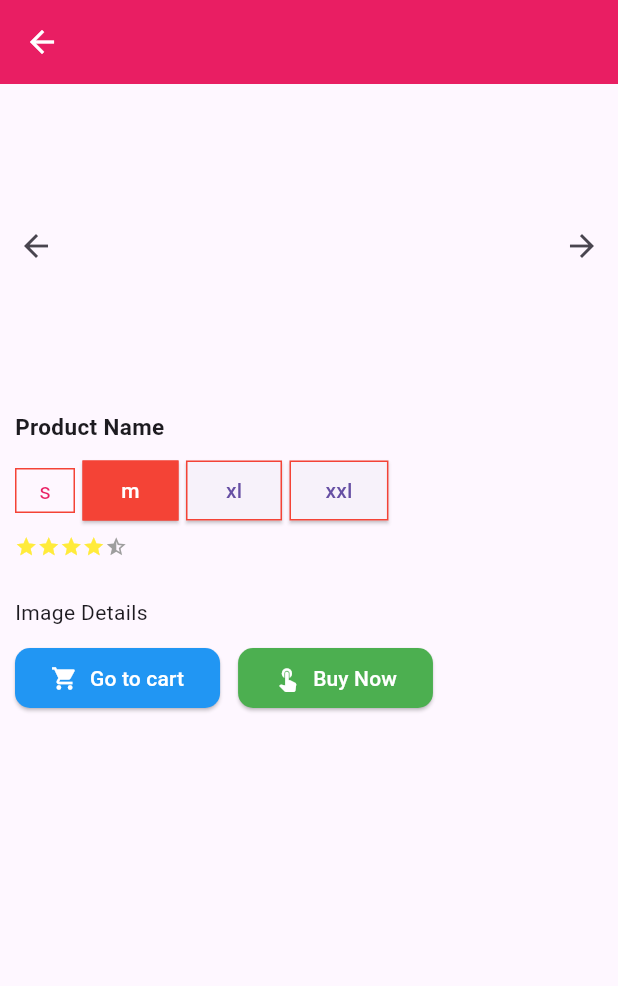
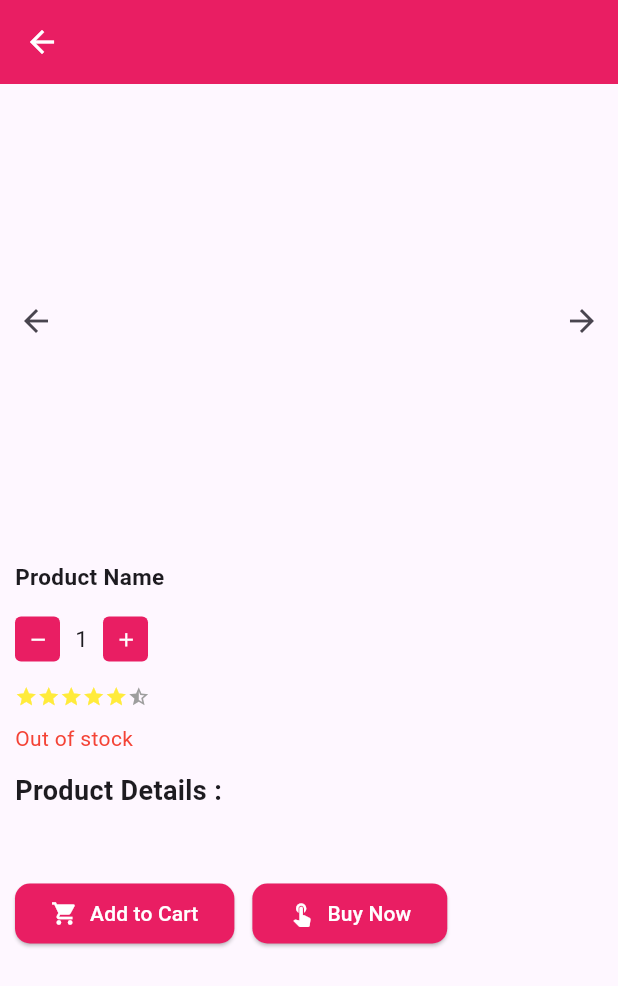
Before and after one commit to clacoitsolutions/clacostoreapp, a Flutter app: the ProductDetails screen opened directly, on a phone screen of 412 x 824 dp. Shown: the top 986 px of the screen. Run offline on Flutter 3.47's test engine with Material 3 defaults, Android fonts, the phone set to English and light mode, and no system bars; drawn by our look-alikes of carousel_slider; our stand-ins replace avatar_glow, cached_network_image, cloud_firestore, firebase_core, image_picker, location and 6 more; missing offline and left inert: dart:html, dart:js, qr_code_scanner; accounts and stored records are empty.

Commit message:
Integrate two api sliderImage and show ProductSize and modification Content

```diff
--- a/lib/Page/product_details.dart
+++ b/lib/Page/product_details.dart
@@ -4,8 +4,9 @@ import 'package:carousel_slider/carousel_slider.dart';
 import 'package:http/http.dart' as http;
 import 'dart:convert';
 
-import '../Api services/service_api.dart';
-import 'home/Chekout_page.dart';
+import '../Api services/service_api.dart'; // Adjust this import based on your project structure
+import '../models/Product_details_API.dart'; // Adjust this import based on your project structure
+import 'home/Chekout_page.dart'; // Adjust this import based on your project structure or provide the correct path
 
 class ProductDetails extends StatefulWidget {
   @override
@@ -19,14 +20,18 @@ class _ProductDetailsState extends State<ProductDetails> {
   int _currentIndex = 0;
   String? customerId;
   List<String> _images = [];
+  List<String> _sizes = [];
   GlobalKey<ScaffoldState> _scaffoldKey = GlobalKey<ScaffoldState>();
   CarouselController _carouselController = CarouselController();
 
   bool isLoading = true;
   Map<String, dynamic>? productDetails;
   bool showFullDescription = false;
+  bool showSizes = false; // Flag to control when to show sizes
+  int productCount = 1; // Initial product count
 
   final APIService _productService = APIService();
+  final APIServices _productServices = APIServices();
 
   @override
   void initState() {
@@ -40,11 +45,14 @@ class _ProductDetailsState extends State<ProductDetails> {
       srno = prefs.getString('SrNo');
       productId = prefs.getString('ProductCode');
       quantity = prefs.getString('quantity');
-
     });
 
     if (srno != null && productId != null) {
       await fetchProductDetails(srno!, productId!);
+      // Fetch sizes immediately after loading product details
+      fetchProductSizes(productId!);
+      // Fetch images from API based on productId
+      fetchProductImages(productId!);
     } else {
       setState(() {
         isLoading = false;
@@ -53,15 +61,58 @@ class _ProductDetailsState extends State<ProductDetails> {
   }
 
   Future<void> fetchProductDetails(String srno, String productId) async {
+    try {
       final data = await _productService.fetchProductDetails(srno, productId);
       setState(() {
         productDetails = data;
-      _images = [
-        productDetails!['ProductMainImageUrl'],
-        // Add other image URLs if available in productDetails
-      ];
         isLoading = false;
       });
+    } catch (e) {
+      print('Error fetching product details: $e');
+      setState(() {
+        isLoading = false;
+      });
+      // Handle error, show snackbar, etc.
+    }
+  }
+
+  Future<void> fetchProductSizes(String productId) async {
+    try {
+      final data = await _productServices.fetchProductSizes(productId);
+      setState(() {
+        _sizes = List<String>.from(data['data'].map((sizeData) => sizeData['Size_Value']));
+        showSizes = true; // Show sizes when successfully fetched
+      });
+    } catch (e) {
+      print('Error fetching product sizes: $e');
+      // Handle error, show snackbar, etc.
+    }
+  }
+
+  Future<void> fetchProductImages(String productId) async {
+    try {
+      final response = await http.post(
+        Uri.parse('https://clacostoreapi.onrender.com/getAllImageProductWise'),
+        body: jsonEncode({
+          'ProductId': productId,
+        }),
+        headers: {
+          'Content-Type': 'application/json',
+        },
+      );
+
+      if (response.statusCode == 200) {
+        final data = jsonDecode(response.body);
+        List<String> images = List<String>.from(data['data'].map((imageData) => imageData['ImageUrl']));
+        setState(() {
+          _images = images;
+        });
+      } else {
+        print('Failed to load images: ${response.statusCode}');
+      }
+    } catch (e) {
+      print('Error fetching images: $e');
+    }
   }
 
   double calculateDiscountPercentage(double regularPrice, double salePrice) {
@@ -80,7 +131,6 @@ class _ProductDetailsState extends State<ProductDetails> {
   }
 
   Future<void> addToCart() async {
-
     SharedPreferences prefs = await SharedPreferences.getInstance();
     customerId = prefs.getString('customerId');
     if (customerId == null || productId == null) {
@@ -93,43 +143,49 @@ class _ProductDetailsState extends State<ProductDetails> {
       return;
     }
 
-    final url = Uri.parse('https://clacostoreapi.onrender.com/addtocart3');
     try {
-      final response = await http.post(
-        url,
-        body: jsonEncode({
-          'customerid': customerId,
-          'productid': productId,
-          'quantity': quantity,
-        }),
-        headers: {'Content-Type': 'application/json'},
-      );
+      final response = await _productServices.addToCart(customerId!, productId!, quantity!);
 
-      if (response.statusCode == 200) {
-        var responseData = jsonDecode(response.body);
-        print('Item added to cart. Response: $responseData');
-
-        // Assuming the API returns a message in the response
-        var apiMessage = responseData['message'];
+      if (response.containsKey('message')) {
+        var apiMessage = response['message'];
         ScaffoldMessenger.of(context).showSnackBar(SnackBar(
           content: Text(apiMessage),
         ));
       } else {
-        print('Failed to add item to cart. Status code: ${response.statusCode}');
-        var errorMessage = 'Failed to add item to cart. Status code: ${response.statusCode}';
         ScaffoldMessenger.of(context).showSnackBar(SnackBar(
-          content: Text(errorMessage),
+          content: Text('Failed to add item to cart'),
           backgroundColor: Colors.red,
         ));
       }
     } catch (e) {
       print('Error occurred: $e');
-      var errorMessage = 'Error occurred while adding item to cart. Please check your internet connection.';
       ScaffoldMessenger.of(context).showSnackBar(SnackBar(
-        content: Text(errorMessage),
+        content: Text('Error occurred while adding item to cart. Please check your internet connection.'),
         backgroundColor: Colors.red,
       ));
     }
+  }
+
+  void _showImageDialog(String imageUrl) {
+    showDialog(
+      context: context,
+      builder: (BuildContext context) {
+        return Dialog(
+          backgroundColor: Colors.transparent,
+          insetPadding: EdgeInsets.all(10),
+          child: Container(
+            width: double.infinity,
+            height: double.infinity,
+            decoration: BoxDecoration(
+              image: DecorationImage(
+                image: NetworkImage(imageUrl),
+                fit: BoxFit.contain,
+              ),
+            ),
+          ),
+        );
+      },
+    );
   }
 
   @override
@@ -138,7 +194,7 @@ class _ProductDetailsState extends State<ProductDetails> {
     double? salePrice = parsePrice(productDetails?['SalePrice']);
     double? discountPercentage;
 
-    if (regularPrice != null && salePrice != null) {
+    if (regularPrice != null && salePrice != null && regularPrice > salePrice) {
       discountPercentage = calculateDiscountPercentage(regularPrice, salePrice);
     }
 
@@ -156,6 +212,7 @@ class _ProductDetailsState extends State<ProductDetails> {
     ? Center(child: CircularProgressIndicator())
         : SingleChildScrollView(
     child: Column(
+    crossAxisAlignment: CrossAxisAlignment.start,
     children: [
     SizedBox(height: 8),
     Stack(
@@ -163,7 +220,7 @@ class _ProductDetailsState extends State<ProductDetails> {
     CarouselSlider(
     carouselController: _carouselController,
     options: CarouselOptions(
-                    height: 200,
+    height: 300,
     viewportFraction: 1.0,
     onPageChanged: (index, _) {
     setState(() {
@@ -176,20 +233,21 @@ class _ProductDetailsState extends State<ProductDetails> {
     autoPlayCurve: Curves.fastOutSlowIn,
     ),
     items: _images.map((image) {
-                    return Builder(
-                      builder: (BuildContext context) {
-                        return Container(
+    return GestureDetector(
+    onTap: () {
+    _showImageDialog(image);
+    },
+    child: Container(
     width: MediaQuery.of(context).size.width,
     margin: EdgeInsets.symmetric(horizontal: 5.0),
     decoration: BoxDecoration(
-                            color: Colors.grey,
+    color: Colors.white,
     ),
     child: Image.network(
     image,
     fit: BoxFit.cover,
     ),
-                        );
-                      },
+    ),
     );
     }).toList(),
     ),
@@ -219,8 +277,9 @@ class _ProductDetailsState extends State<ProductDetails> {
     ),
     Row(
     mainAxisAlignment: MainAxisAlignment.center,
-              children: _images.map((url) {
-                int index = _images.indexOf(url);
+    children: _images.asMap().entries.map((entry) {
+    int index = entry.key;
+    String url = entry.value;
     return Container(
     width: 8.0,
     height: 8.0,
@@ -238,43 +297,49 @@ class _ProductDetailsState extends State<ProductDetails> {
     crossAxisAlignment: CrossAxisAlignment.start,
     children: [
       Text(
-                    "${productDetails?['ProductName'] != null ? (productDetails!['ProductName'].length > 200 ? productDetails!['ProductName'].substring(0, 200) + '...' : productDetails!['ProductName']) : 'Product Name'}",
-                    style: const TextStyle(
+        "${productDetails?['ProductName'] ?? 'Product Name'}",
+        style: TextStyle(
           fontSize: 15,
           fontWeight: FontWeight.w700,
         ),
+        maxLines: 2, // Adjust to 2.5 lines
         overflow: TextOverflow.ellipsis,
       ),
-                  SizedBox(height: 4),
-                  if (regularPrice != null && salePrice != null && regularPrice > salePrice)
+
+
+    SizedBox(height: 8),
+    if (regularPrice != null &&
+    salePrice != null &&
+        regularPrice > salePrice &&
+        discountPercentage != null &&
+        discountPercentage > 0)
       Row(
         children: [
           Text(
-                          '${regularPrice.toStringAsFixed(2)}',
+            '₹${regularPrice.toStringAsFixed(2)}',
             style: TextStyle(
-                            decoration: TextDecoration.lineThrough,
               fontSize: 15,
-                            color: Colors.black,
+              color: Colors.red,
+              decoration:
+              salePrice != null ? TextDecoration.lineThrough : null,
             ),
           ),
-                        SizedBox(width: 5),
+          if (salePrice != null)
             Text(
-                          '₹${salePrice.toStringAsFixed(2)}',
+              '  ₹${salePrice.toStringAsFixed(2)}',
               style: TextStyle(
                 fontSize: 15,
                 color: Colors.black,
               ),
             ),
-                        SizedBox(width: 5),
-                        if (discountPercentage != null && discountPercentage > 0)
+          if (discountPercentage != null)
             Text(
-                            '${discountPercentage.toStringAsFixed(2)}% off',
+              '  (${discountPercentage.toStringAsFixed(2)}% off)',
               style: TextStyle(
                 fontSize: 15,
                 color: Colors.green,
               ),
             ),
-                        SizedBox(width: 5),
         ],
       )
     else if (salePrice != null)
@@ -285,73 +350,67 @@ class _ProductDetailsState extends State<ProductDetails> {
           color: Colors.black,
         ),
       ),
-                  SizedBox(height: 4),
+      SizedBox(height: 8),
       Row(
         children: [
-                      GestureDetector(
-                        onTap: () {
-                          // Handle button tap
+          Container(
+            height: 30,
+            width: 30,
+            decoration: BoxDecoration(
+              color: Colors.pink, // Pink background color
+              borderRadius: BorderRadius.circular(4),
+            ),
+            child: IconButton(
+              icon: const Icon(Icons.remove, color: Colors.white, size: 15),
+              onPressed: () {
+                setState(() {
+                  if (productCount > 0) productCount--;
+                  // Update the productId and quantity
+                  productId = productDetails?['ProductCode']?.toString();
+                  quantity = productCount.toString();
+                });
               },
-                        child: Container(
-                          width: 40,
-                          height: 30,
-                          decoration: BoxDecoration(
-                            border: Border.all(color: Colors.red, width: 1), // Border color and width
-                            borderRadius: BorderRadius.zero, // Border radius
             ),
-                          child: const Center(
+          ),
+          Padding(
+            padding: EdgeInsets.only(left: 10, right: 10),
             child: Text(
-                              's',
+              productCount.toString(),
               style: TextStyle(
                 fontSize: 15,
-                                color: Colors.pink,
               ),
             ),
           ),
+          Container(
+            height: 30,
+            width: 30,
+            decoration: BoxDecoration(
+              color: Colors.pink, // Pink background color
+              borderRadius: BorderRadius.circular(4),
+            ),
+            child: IconButton(
+              icon: const Icon(Icons.add, color: Colors.white, size: 15),
+              onPressed: () {
+                setState(() {
+                  productCount++;
+                  // Update the productId and quantity
+                  productId = productDetails?['ProductCode']?.toString();
+                  quantity = productCount.toString();
+                });
+              },
             ),
           ),
-                      SizedBox(width: 5), // Add space between buttons
-                      ElevatedButton(
-                        onPressed: () {
-                          // Handle button tap
-                        },
-                        style: ElevatedButton.styleFrom(
-                          foregroundColor: Colors.white,
-                          backgroundColor: Colors.red,
-                          side: BorderSide(color: Colors.red, width: 1), // Border color and width
-                          shape: RoundedRectangleBorder(
-                            borderRadius: BorderRadius.zero,
+        ],
       ),
-                        ),
-                        child: Text('m'),
-                      ),
-                      SizedBox(width: 5), // Add space between buttons
-                      ElevatedButton(
-                        onPressed: () {
-                          // Handle button tap
-                        },
-                        style: ElevatedButton.styleFrom(
-                          side: BorderSide(color: Colors.red, width: 1), // Border color and width
-                          shape: RoundedRectangleBorder(
-                            borderRadius: BorderRadius.zero,
-                          ),
-                        ),
-                        child: Text('xl'),
-                      ),
-                      SizedBox(width: 5), // Add space between buttons
-                      ElevatedButton(
-                        onPressed: () {
-                          // Handle button tap
-                        },
-                        style: ElevatedButton.styleFrom(
-                          side: BorderSide(color: Colors.red, width: 1), // Border color and width
-                          shape: RoundedRectangleBorder(
-                            borderRadius: BorderRadius.zero,
-                          ),
-                        ),
-                        child: Text('xxl'),
-                      ),
-                    ],
+      SizedBox(height: 10,),
+      if (showSizes) // Only show sizes when fetched successfully
+        Wrap(
+          spacing: 0.0,
+          children: _sizes.map((size) {
+            return Chip(
+              label: Text(size),
+            );
+          }).toList(),
         ),
       SizedBox(height: 4),
       Row(
@@ -360,34 +419,51 @@ class _ProductDetailsState extends State<ProductDetails> {
           Icon(Icons.star, color: Colors.yellow, size: 15),
           Icon(Icons.star, color: Colors.yellow, size: 15),
           Icon(Icons.star, color: Colors.yellow, size: 15),
+          Icon(Icons.star, color: Colors.yellow, size: 15),
           Icon(Icons.star_half, color: Colors.grey, size: 15),
           SizedBox(width: 5),
           Text(
-                        "${productDetails?['rating'] ?? ''} ", // Product rating with null check
+            "${productDetails?['rating'] ?? ''}",
             style: TextStyle(
               fontSize: 13,
               color: Colors.grey,
             ),
-                      )
+          ),
         ],
       ),
-                  SizedBox(height: 4),
+      SizedBox(height: 8),
       Text(
-                    " ${productDetails?['size'] ?? ''}",
-                    style: const TextStyle(
+        (productDetails?['StockStatus'] != null &&
+            (int.tryParse(productDetails!['StockStatus'].toString()) ?? 0) >
+                0)
+            ? "Available (in Stock)"
+            : "Out of stock",
+        style: TextStyle(
           fontSize: 14,
-                      fontWeight: FontWeight.bold,
+          color: (productDetails?['StockStatus'] != null &&
+              (int.tryParse(productDetails!['StockStatus'].toString()) ?? 0) >
+                  0)
+              ? Colors.green
+              : Colors.red,
         ),
       ),
+      SizedBox(height: 12),
       Text(
-                    "${productDetails?['ProductDescription'] != null ? (showFullDescription ? productDetails!['ProductDescription'].replaceAll(RegExp(r'<[^>]*>'), '') : (productDetails!['ProductDescription'].replaceAll(RegExp(r'<[^>]*>'), '').length > 10000000 ? productDetails!['ProductDescription'].replaceAll(RegExp(r'<[^>]*>'), '').substring(0, 100000) + '...' : productDetails!['ProductDescription'].replaceAll(RegExp(r'<[^>]*>'), ''))) : 'Image Details'}",
-                    style: const TextStyle(
+        'Product Details :',
+        style: TextStyle(fontSize: 18, fontWeight: FontWeight.bold),
+      ),
+      SizedBox(height: 8),
+      Text(
+        "${productDetails?['ProductDescription'] ?? ''}",
+        style: TextStyle(
           fontSize: 14,
         ),
         maxLines: showFullDescription ? null : 5,
-                    overflow: TextOverflow.ellipsis,
+        overflow:
+        showFullDescription ? TextOverflow.visible : TextOverflow.ellipsis,
       ),
-                  if (productDetails?['ProductDescription'] != null && productDetails!['ProductDescription'].length > 100)
+      if (productDetails?['ProductDescription'] != null &&
+          productDetails!['ProductDescription'].length > 1000)
         InkWell(
           onTap: () {
             setState(() {
@@ -402,14 +478,14 @@ class _ProductDetailsState extends State<ProductDetails> {
             ),
           ),
         ),
-                  SizedBox(height: 10),
+      SizedBox(height: 16),
       Row(
+        mainAxisAlignment: MainAxisAlignment.start,
         children: [
           ElevatedButton(
             onPressed: addToCart,
             style: ElevatedButton.styleFrom(
-                          backgroundColor: Colors.blue,
-                          foregroundColor: Colors.white,
+              backgroundColor: Colors.pink,
               shape: RoundedRectangleBorder(
                 borderRadius: BorderRadius.circular(10.0),
               ),
@@ -417,9 +493,12 @@ class _ProductDetailsState extends State<ProductDetails> {
             child: Row(
               mainAxisSize: MainAxisSize.min,
               children: [
-                            Icon(Icons.shopping_cart),
+                Icon(Icons.shopping_cart, color: Colors.white),
                 SizedBox(width: 8),
-                            Text('Go to cart'),
+                Text(
+                  'Add to Cart',
+                  style: TextStyle(color: Colors.white),
+                ),
               ],
             ),
           ),
@@ -434,8 +513,7 @@ class _ProductDetailsState extends State<ProductDetails> {
               );
             },
             style: ElevatedButton.styleFrom(
-                          backgroundColor: Colors.green,
-                          foregroundColor: Colors.white,
+              backgroundColor: Colors.pink,
               shape: RoundedRectangleBorder(
                 borderRadius: BorderRadius.circular(10.0),
               ),
@@ -443,9 +521,12 @@ class _ProductDetailsState extends State<ProductDetails> {
             child: Row(
               mainAxisSize: MainAxisSize.min,
               children: [
-                            Icon(Icons.touch_app),
+                Icon(Icons.touch_app, color: Colors.white),
                 SizedBox(width: 8),
-                            Text('Buy Now'),
+                Text(
+                  'Buy Now',
+                  style: TextStyle(color: Colors.white),
+                ),
               ],
             ),
           ),
```
Also changed, not shown: lib/models/Product_details_API.dart (added, +55 -0 lines). Lines whose indentation alone changed are shown as unchanged.
